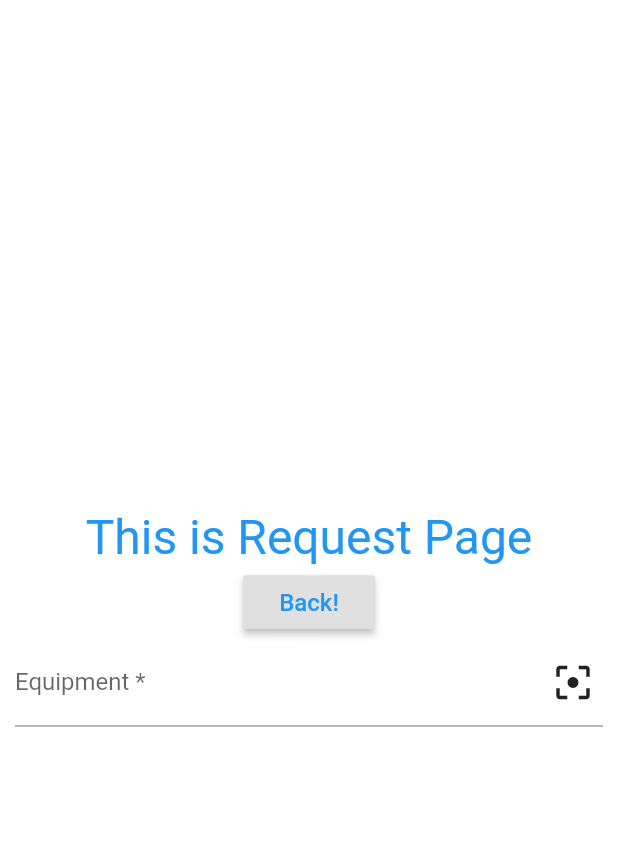
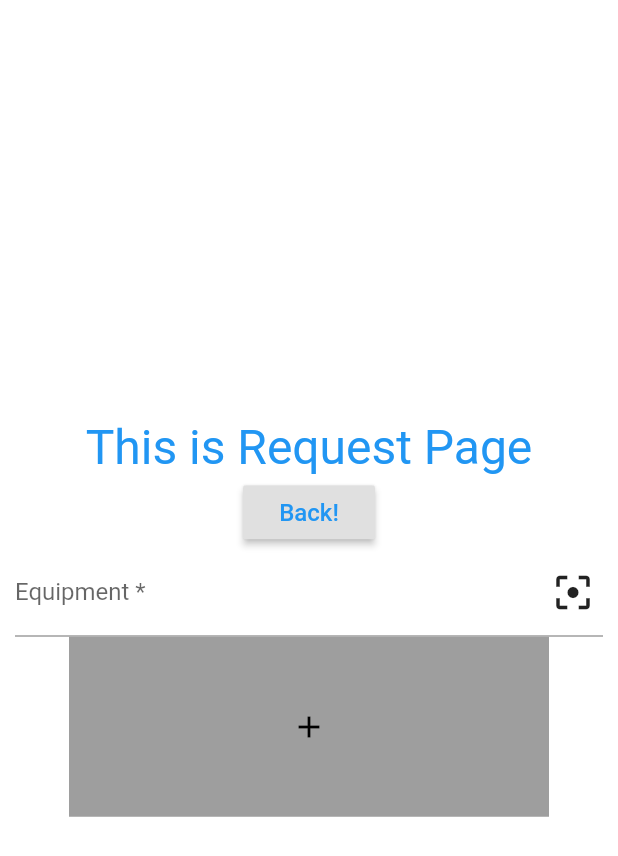
Before and after one commit to JWHAPO/simple_cmms_demo, a Flutter app: the RequestPage screen opened by its route, on a phone screen of 412 x 824 dp. Shown: the top 856 px of the screen. Run offline on Flutter 3.47's test engine with Material 2 defaults, Android fonts, the phone set to English and light mode, and no system bars; our stand-ins replace fl_chart, image_picker; missing offline and left inert: flutter_barcode_scanner.

Commit message:
add picture box

```diff
--- a/lib/ui/request.dart
+++ b/lib/ui/request.dart
@@ -94,6 +94,16 @@ class _RequestPageState extends State<RequestPage> {
                 ],
               ),
             ),
+            Container(
+              width: 320,
+              height: 120,
+              alignment: Alignment.center,
+              color: Colors.grey,
+              padding: EdgeInsets.all(10.0),
+              child: ClipRRect(
+                  borderRadius: BorderRadius.circular(8.0),
+                  child: _image == null ? Icon(Icons.add, color: Colors.black,) : Image.file(_image)),
+            )
 
           ],
         ),
```
